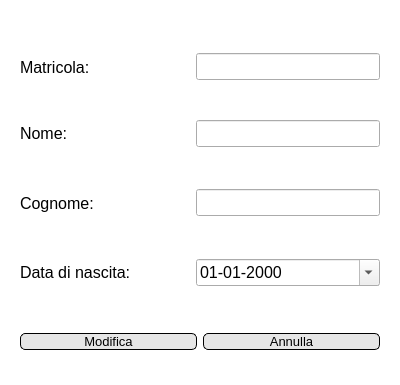
Old version of the form View/Studente/UI files/modifica studente.ui in the repository FrancescoFinizii/Biblioteca-universitaria.
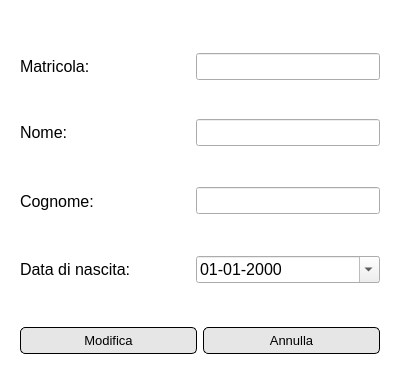
New version of the form. Icons and pictures are not drawn.

The edit to the form file:
```diff
--- a/View/Studente/UI files/modifica studente.ui
+++ b/View/Studente/UI files/modifica studente.ui
@@ -27,6 +27,7 @@
 	background-color:rgb(230, 230, 230);
 	border-radius: 5px;
 	border-color: rgb(0, 0, 0);
+	padding:5px 3px;
 }
 QPushButton:hover {
 	background-color: rgb(207, 207, 207);
```
